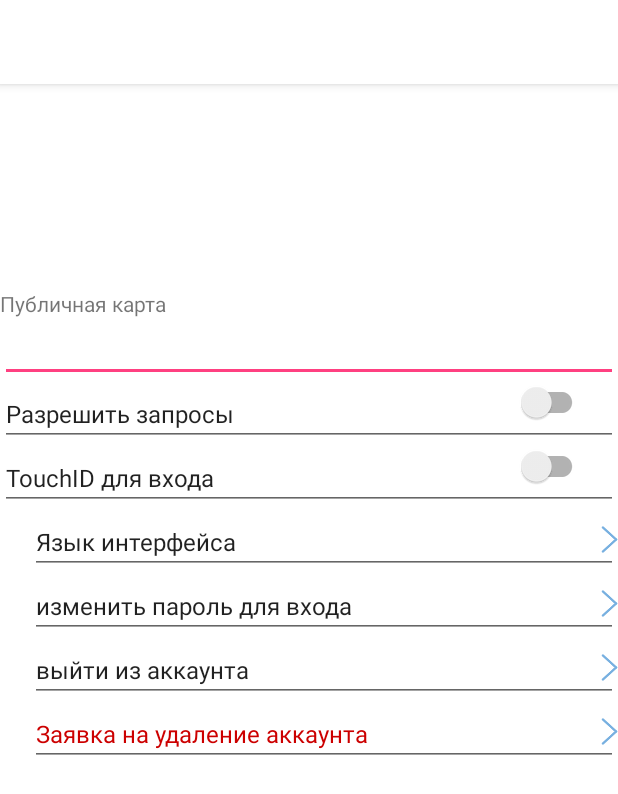
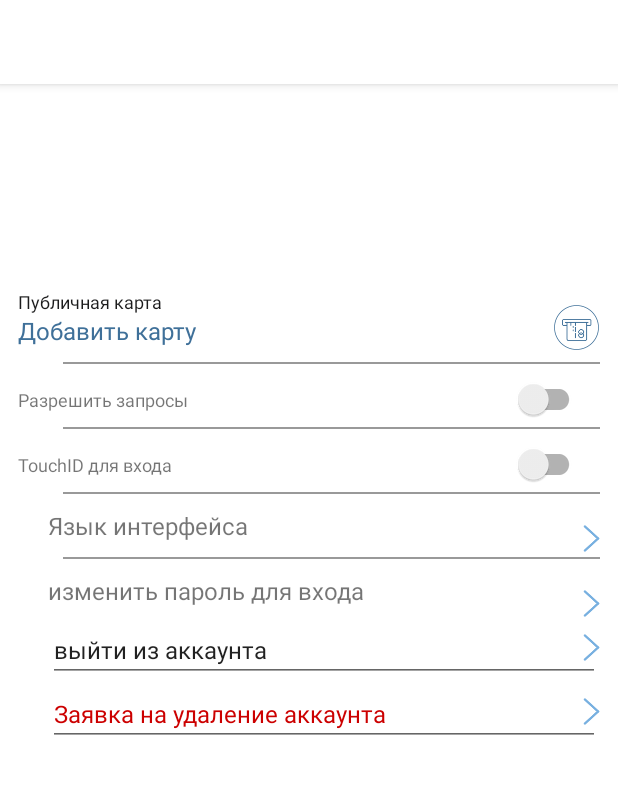
Before and after one commit to mykola-myhailov/fishpay-android, an Android app: the layout activity_profile.xml on its own in the app's theme, with its tools: preview values and no code run, on a phone screen of 412 x 824 dp. Shown: the top 794 px of the screen. Run offline under Robolectric (Android 15) with nearby library versions, the phone set to English and light mode, and no system bars; Roboto replaces fonts that are not available here.

Commit message:
[GLOBAl] - ApiInterface

```diff
--- a/app/src/main/java/com/myhailov/mykola/fishpay/activities/login/BeginActivity.java
+++ b/app/src/main/java/com/myhailov/mykola/fishpay/activities/login/BeginActivity.java
@@ -2,6 +2,7 @@ package com.myhailov.mykola.fishpay.activities.login;
 
 
 import android.content.Intent;
+import android.os.Build;
 import android.support.annotation.Nullable;
 import android.os.Bundle;
 import android.view.View;
@@ -12,9 +13,13 @@ import com.google.gson.internal.LinkedTreeMap;
 import com.myhailov.mykola.fishpay.BuildConfig;
 import com.myhailov.mykola.fishpay.R;
 import com.myhailov.mykola.fishpay.activities.BaseActivity;
+import com.myhailov.mykola.fishpay.activities.drawer.ProfileSettingsActivity;
 import com.myhailov.mykola.fishpay.api.ApiClient;
 import com.myhailov.mykola.fishpay.api.BaseCallback;
+import com.myhailov.mykola.fishpay.api.models.LoginResult;
+import com.myhailov.mykola.fishpay.utils.DeviceIDStorage;
 import com.myhailov.mykola.fishpay.utils.Keys;
+import com.myhailov.mykola.fishpay.utils.TokenStorage;
 import com.myhailov.mykola.fishpay.utils.Utils;
 
 
@@ -27,6 +32,8 @@ public class BeginActivity extends BaseActivity {
     protected void onCreate(Bundle savedInstanceState) {
         super.onCreate(savedInstanceState);
         setContentView(R.layout.activity_begin);
+
+        quicklogin();
 
         etPhone = findViewById(R.id.etPhone);
         String versionText = getString(R.string.version)+ ": " +BuildConfig.VERSION_NAME;
@@ -89,4 +96,25 @@ public class BeginActivity extends BaseActivity {
                 });
     }
 
+
+    private void quicklogin() {
+        String deviceId = DeviceIDStorage.getID(context);
+        String deviceInfo = Build.DEVICE + " " + Build.MODEL + " " + Build.PRODUCT;
+        String password = "12345678";
+        String phone = "380123456789";
+        if (!Utils.isOnline(context)) Utils.noInternetToast(context);
+        else ApiClient.getApiClient().login(phone, password,  deviceId, deviceInfo)
+                    .enqueue(new BaseCallback<LoginResult>(context, true) {
+                        @Override
+                        protected void onResult(int code, @Nullable LoginResult result) {
+                            if (code == 200){
+                                if (result != null)
+                                    TokenStorage.setToken(context, result.getToken());
+
+                                context.startActivity(new Intent(context, ProfileSettingsActivity.class));
+                            }
+                        }
+                    });
+    }
+
 }
--- a/app/src/main/res/layout/activity_profile.xml
+++ b/app/src/main/res/layout/activity_profile.xml
@@ -7,6 +7,7 @@
     android:background="@android:color/white"
     android:layout_height="match_parent"
     android:fitsSystemWindows="true"
+    android:focusableInTouchMode="true"
     tools:openDrawer="start">
 
     <LinearLayout
@@ -64,8 +65,10 @@
 
                 <LinearLayout
                     android:orientation="vertical"
+                    android:paddingStart="12dp"
+                    android:paddingEnd="12dp"
                     android:layout_width="match_parent"
-                    android:layout_height="match_parent">
+                    android:layout_height="wrap_content">
 
                     <FrameLayout
                         android:id="@+id/flAvatarContainer"
@@ -106,81 +109,129 @@
                         android:layout_width="match_parent"
                         android:layout_height="wrap_content"/>
 
+
+
+                    <RelativeLayout
+                        android:layout_marginBottom="10dp"
+                        android:layout_width="match_parent"
+                        android:layout_height="wrap_content">
+
                         <TextView
+                            android:id="@+id/tvPublicCardText"
+                            android:textSize="12sp"
+                            android:textColor="@color/black_light"
                             android:text="@string/public_card"
                             android:layout_width="wrap_content"
                             android:layout_height="wrap_content" />
 
-                    <EditText
-                        android:id="@+id/etCard"
+                        <TextView
+                            android:id="@+id/tvAddCard"
+                            android:textColor="@color/blue1"
                             android:textSize="16sp"
-                        android:layout_width="match_parent"
+                            android:text="@string/add_card"
+                            android:layout_below="@+id/tvPublicCardText"
+                            android:layout_width="wrap_content"
                             android:layout_height="wrap_content" />
 
+                        <TextView
+                            android:id="@+id/tvCardNumber"
+                            android:layout_below="@id/tvPublicCardText"
+                            android:layout_toEndOf="@+id/tvAddCard"
+                            android:layout_width="wrap_content"
+                            android:layout_height="wrap_content" />
+
+                        <ImageView
+                            android:src="@drawable/card"
+                            android:layout_alignParentEnd="true"
+                            android:layout_marginTop="10dp"
+                            android:layout_width="wrap_content"
+                            android:layout_height="wrap_content" />
+
+
+                        <View
+                            android:layout_marginStart="30dp"
+                            android:layout_marginTop="10dp"
+                            android:layout_below="@+id/tvAddCard"
+                            android:background="@color/grey2"
+                            android:layout_width="match_parent"
+                            android:layout_height="1dp"/>
+
+                    </RelativeLayout>
+
+
                     <RelativeLayout
+                        android:layout_marginBottom="10dp"
                         android:layout_width="match_parent"
                         android:layout_height="wrap_content">
 
-                        <EditText
+                        <TextView
+                            android:layout_marginTop="5dp"
                             android:id="@+id/switchRequests"
                             android:text="Разрешить запросы"
-                            android:cursorVisible="false"
-                            android:focusable="false"
-                            android:clickable="false"
-                            android:longClickable="false"
-                            android:focusableInTouchMode="false"
-                            android:textSize="16sp"
-
+                            android:textSize="12sp"
                             android:layout_width="match_parent"
                             android:layout_height="wrap_content" />
 
 
                         <android.support.v7.widget.SwitchCompat
-                            android:layout_marginEnd="20dp"
+                            android:layout_marginEnd="10dp"
                             android:layout_alignParentEnd="true"
                             android:layout_width="60dp"
                             android:layout_height="wrap_content" />
+
+
+                        <View
+                            android:layout_marginTop="10dp"
+                            android:layout_below="@+id/switchRequests"
+                            android:layout_marginStart="30dp"
+                            android:background="@color/grey2"
+                            android:layout_width="match_parent"
+                            android:layout_height="1dp"/>
                     </RelativeLayout>
 
 
                     <RelativeLayout
+                        android:layout_marginBottom="10dp"
                         android:layout_width="match_parent"
                         android:layout_height="wrap_content">
 
-                        <EditText
+                        <TextView
+                            android:id="@+id/tvTouchId"
+                            android:layout_marginTop="5dp"
                             android:text="TouchID для входа"
-                            android:cursorVisible="false"
-                            android:focusable="false"
-                            android:clickable="false"
-                            android:longClickable="false"
-                            android:focusableInTouchMode="false"
-                            android:textSize="16sp"
+                            android:textSize="12sp"
                             android:layout_width="match_parent"
                             android:layout_height="wrap_content" />
 
 
                         <android.support.v7.widget.SwitchCompat
                             android:id="@+id/switchTouchId"
-                            android:layout_marginEnd="20dp"
+                            android:layout_marginEnd="10dp"
                             android:layout_alignParentEnd="true"
                             android:layout_width="60dp"
                             android:layout_height="wrap_content" />
+
+
+                        <View
+                            android:layout_marginTop="10dp"
+                            android:layout_below="@+id/tvTouchId"
+                            android:layout_marginStart="30dp"
+                            android:background="@color/grey2"
+                            android:layout_width="match_parent"
+                            android:layout_height="1dp"/>
                     </RelativeLayout>
 
 
                     <RelativeLayout
                         android:id="@+id/vLanguage"
+                        android:layout_marginBottom="10dp"
                         android:layout_width="match_parent"
                         android:layout_height="wrap_content">
 
-                        <EditText
+                        <TextView
+                            android:id="@+id/tvLanguage"
                             android:text="Язык интерфейса"
                             android:layout_marginStart="20dp"
-                            android:cursorVisible="false"
-                            android:focusable="false"
-                            android:clickable="false"
-                            android:longClickable="false"
-                            android:focusableInTouchMode="false"
                             android:textSize="16sp"
                             android:layout_width="match_parent"
                             android:layout_height="wrap_content" />
@@ -192,6 +243,15 @@
                             android:src="@drawable/arrow_next"
                             android:layout_width="wrap_content"
                             android:layout_height="wrap_content" />
+
+
+                        <View
+                            android:layout_marginTop="10dp"
+                            android:layout_below="@+id/tvLanguage"
+                            android:layout_marginStart="30dp"
+                            android:background="@color/grey2"
+                            android:layout_width="match_parent"
+                            android:layout_height="1dp"/>
                     </RelativeLayout>
 
 
@@ -200,7 +260,7 @@
                         android:layout_width="match_parent"
                         android:layout_height="wrap_content">
 
-                        <EditText
+                        <TextView
                             android:text="изменить пароль для входа"
                             android:layout_marginStart="20dp"
                             android:cursorVisible="false"
--- a/app/src/main/res/values/colors.xml
+++ b/app/src/main/res/values/colors.xml
@@ -14,5 +14,6 @@
 
     <color name="black_light">#1C1C1D</color>
     <color name="black1">#080808</color>
+    <color name="grey2">#999999</color>
 
 </resources>
--- a/app/src/main/res/values/strings.xml
+++ b/app/src/main/res/values/strings.xml
@@ -52,4 +52,5 @@
     <string name="about_us">О нас</string>
     <string name="to_transfer">Перевести</string>
     <string name="public_card">Публичная карта</string>
+    <string name="add_card">Добавить карту</string>
 </resources>
```
Lines whose indentation alone changed are shown as unchanged.
